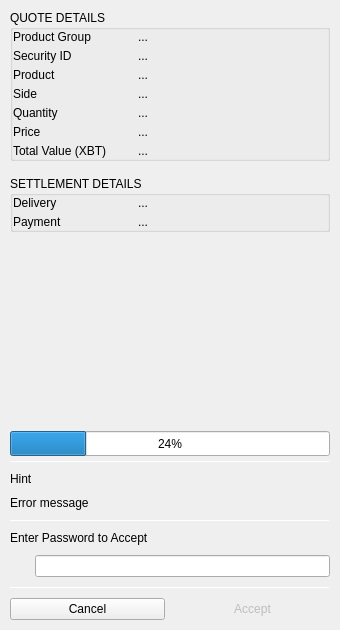
This is BlockSettleUILib/DealerCCSettlementDialog.ui in BlockSettle/terminal as Qt 5 draws it before an edit. The edited form follows.
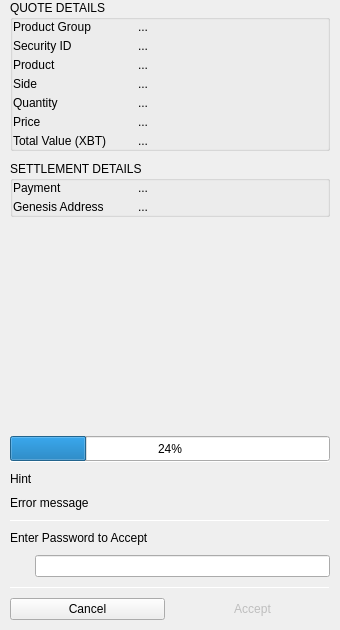
This is the edited form. Icons and pictures are not drawn.

Commit message: Changed dealer private market settlemnt window.

What changed in the file:
```diff
--- a/BlockSettleUILib/DealerCCSettlementDialog.ui
+++ b/BlockSettleUILib/DealerCCSettlementDialog.ui
@@ -25,7 +25,7 @@
   <property name="windowTitle">
    <string>Dealer's CC Settlement</string>
   </property>
-  <layout class="QVBoxLayout" name="verticalLayout_3">
+  <layout class="QVBoxLayout" name="verticalLayout_4">
    <property name="spacing">
     <number>0</number>
    </property>
@@ -61,21 +61,21 @@
        <height>16777215</height>
       </size>
      </property>
-     <layout class="QVBoxLayout" name="verticalLayout_2">
+     <layout class="QVBoxLayout" name="verticalLayout_3">
       <property name="spacing">
-       <number>15</number>
+       <number>10</number>
       </property>
       <property name="leftMargin">
        <number>10</number>
       </property>
       <property name="topMargin">
-       <number>10</number>
+       <number>0</number>
       </property>
       <property name="rightMargin">
        <number>10</number>
       </property>
       <property name="bottomMargin">
-       <number>5</number>
+       <number>0</number>
       </property>
       <item>
        <widget class="QGroupBox" name="groupBox_2">
@@ -552,7 +552,7 @@
         <property name="title">
          <string>SETTLEMENT DETAILS</string>
         </property>
-        <layout class="QVBoxLayout" name="verticalLayout_6">
+        <layout class="QVBoxLayout" name="verticalLayout_2">
          <property name="spacing">
           <number>5</number>
          </property>
@@ -607,7 +607,7 @@
                </size>
               </property>
               <property name="text">
-               <string>Delivery</string>
+               <string>Payment</string>
               </property>
               <property name="wordWrap">
                <bool>true</bool>
@@ -669,7 +669,7 @@
                </size>
               </property>
               <property name="text">
-               <string>Payment</string>
+               <string>Genesis Address</string>
               </property>
               <property name="wordWrap">
                <bool>true</bool>
```
Left out of the diff: 4 changed lines with no effect on the pictures. The commit also changes 3 other files.
